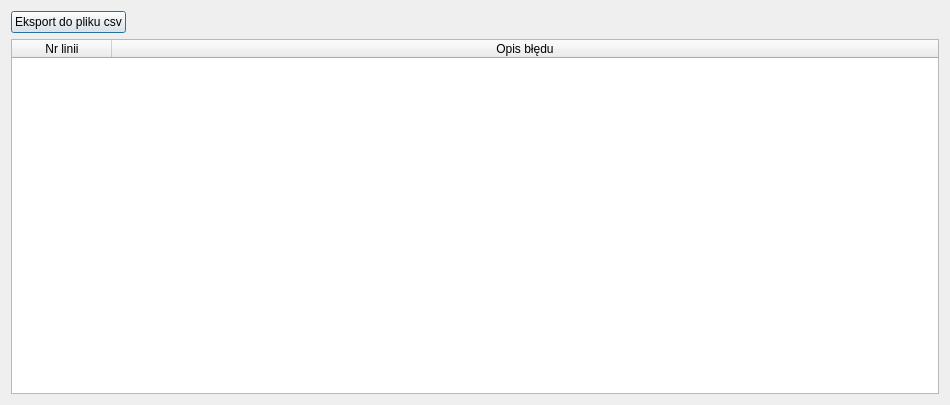
GISMates/gml_explorer_demo, file ui/gml_validation_dialog.ui: the form before one commit.
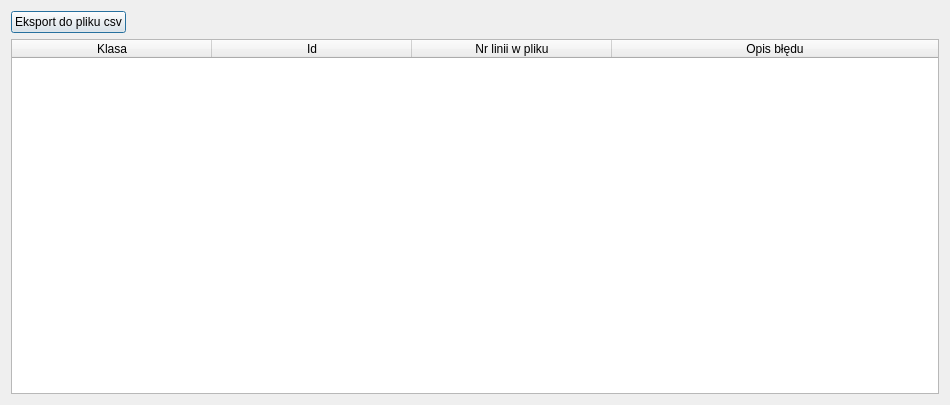
The form after the commit.

What changed in the file:
```diff
--- a/ui/gml_validation_dialog.ui
+++ b/ui/gml_validation_dialog.ui
@@ -46,6 +46,12 @@
      <attribute name="horizontalHeaderCascadingSectionResizes">
       <bool>false</bool>
      </attribute>
+     <attribute name="horizontalHeaderMinimumSectionSize">
+      <number>100</number>
+     </attribute>
+     <attribute name="horizontalHeaderDefaultSectionSize">
+      <number>200</number>
+     </attribute>
      <attribute name="horizontalHeaderStretchLastSection">
       <bool>true</bool>
      </attribute>
@@ -60,7 +66,17 @@
      </attribute>
      <column>
       <property name="text">
-       <string>Nr linii</string>
+       <string>Klasa</string>
+      </property>
+     </column>
+     <column>
+      <property name="text">
+       <string>Id</string>
+      </property>
+     </column>
+     <column>
+      <property name="text">
+       <string>Nr linii w pliku</string>
       </property>
      </column>
      <column>
```
